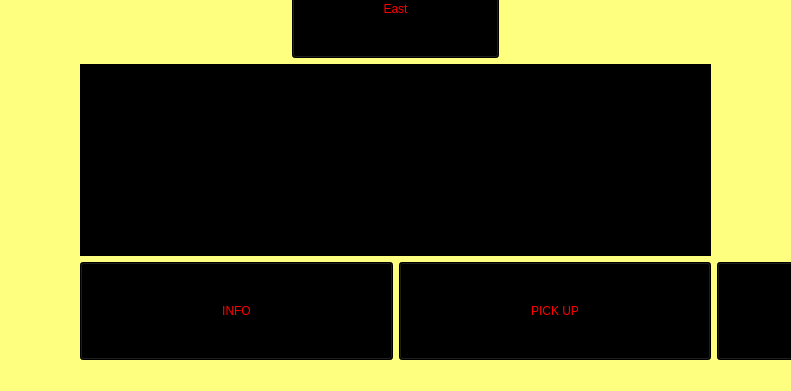
Qt form ZorkProject/mainwindow.ui (AmeenPopoola/CS4076) before a commit; both pictures show x 251 to 1042 and y 259 to 650 of the 1292 by 650 pixel window.
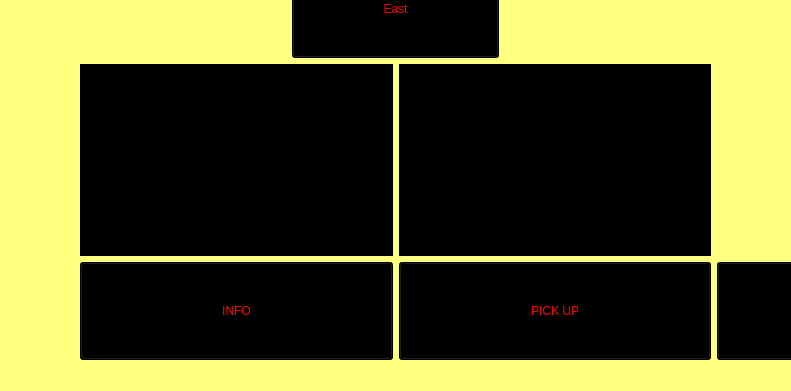
The same form after that commit.

Diff of the .ui file:
```diff
--- a/ZorkProject/mainwindow.ui
+++ b/ZorkProject/mainwindow.ui
@@ -87,21 +87,6 @@
       </item>
      </layout>
     </item>
-    <item row="3" column="2" colspan="2">
-     <widget class="QTextBrowser" name="inventory">
-      <property name="sizePolicy">
-       <sizepolicy hsizetype="Preferred" vsizetype="Preferred">
-        <horstretch>0</horstretch>
-        <verstretch>0</verstretch>
-       </sizepolicy>
-      </property>
-      <property name="styleSheet">
-       <string notr="true">background-color: rgb(0, 0, 0);
-font: 9pt &quot;Algerian&quot;;
-color: rgb(255, 255, 255);</string>
-      </property>
-     </widget>
-    </item>
     <item row="0" column="2" rowspan="3" colspan="2">
      <layout class="QGridLayout" name="gridLayout_2">
       <item row="2" column="1">
@@ -203,6 +188,40 @@
       </item>
      </layout>
     </item>
+    <item row="3" column="2" colspan="2">
+     <layout class="QHBoxLayout" name="horizontalLayout_3">
+      <item>
+       <widget class="QTextBrowser" name="inventory">
+        <property name="sizePolicy">
+         <sizepolicy hsizetype="Preferred" vsizetype="Preferred">
+          <horstretch>0</horstretch>
+          <verstretch>0</verstretch>
+         </sizepolicy>
+        </property>
+        <property name="styleSheet">
+         <string notr="true">background-color: rgb(0, 0, 0);
+font: 9pt &quot;Algerian&quot;;
+color: rgb(255, 255, 255);</string>
+        </property>
+       </widget>
+      </item>
+      <item>
+       <widget class="QTextBrowser" name="textBox">
+        <property name="sizePolicy">
+         <sizepolicy hsizetype="Preferred" vsizetype="Preferred">
+          <horstretch>0</horstretch>
+          <verstretch>0</verstretch>
+         </sizepolicy>
+        </property>
+        <property name="styleSheet">
+         <string notr="true">font: 9pt &quot;Algerian&quot;;
+background-color: rgb(0, 0, 0);
+color: rgb(255, 0, 0);</string>
+        </property>
+       </widget>
+      </item>
+     </layout>
+    </item>
    </layout>
   </widget>
   <widget class="QMenuBar" name="menubar">
```
Left out of the diff: 36 changed lines with no effect on the pictures.
